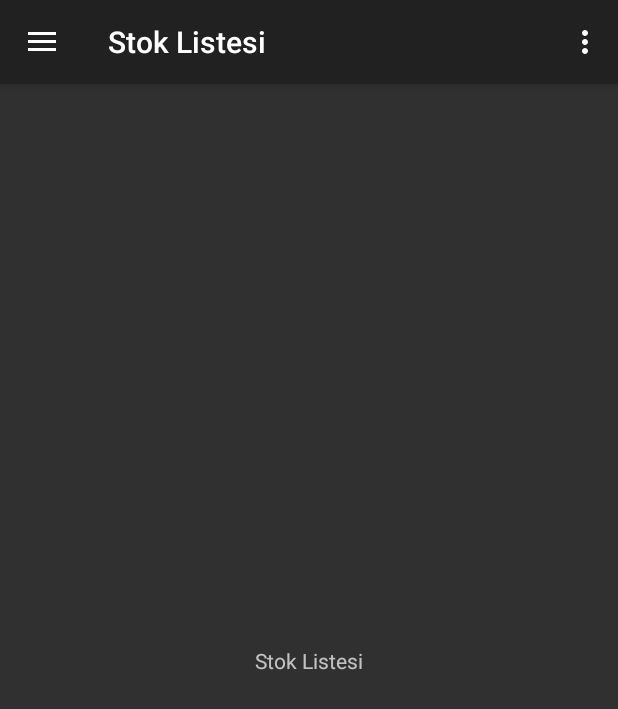
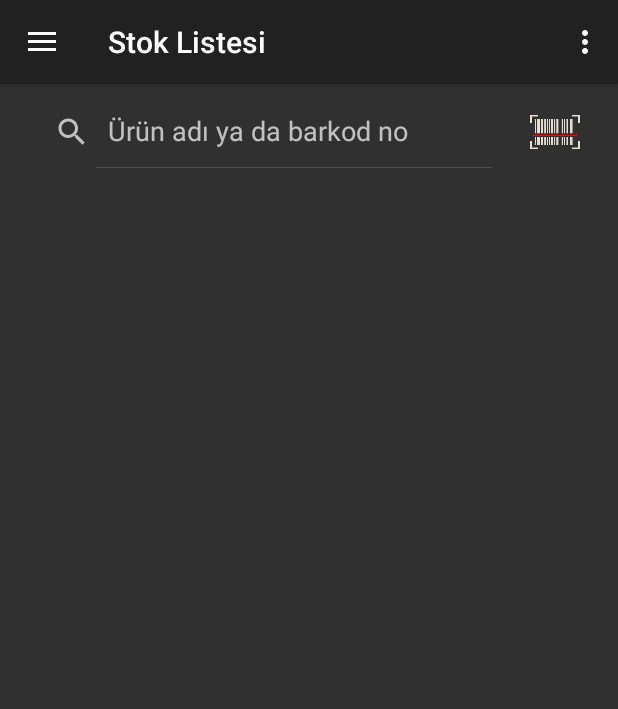
Before and after one commit to mertcansegmen/stoktakip, an Android app: the StokListesiFragment screen opened directly, with no data from a screen before it, on a phone screen of 412 x 824 dp. Shown: the top 709 px of the screen. Run offline under Robolectric (Android 15) with nearby library versions, the phone set to English and light mode, and no system bars.

Commit message:
Barkod okuyucu ve search view eklendi

```diff
--- a/app/build.gradle
+++ b/app/build.gradle
@@ -32,4 +32,5 @@ dependencies {
     //androidTestImplementation 'com.android.support.test.espresso:espresso-core:3.0.2'
     implementation 'com.android.support:support-v4:27.1.1'
     implementation 'com.android.support:design:27.1.1'
+    implementation 'com.google.android.gms:play-services-vision:17.0.2'
 }
--- a/app/src/main/AndroidManifest.xml
+++ b/app/src/main/AndroidManifest.xml
@@ -2,6 +2,7 @@
 <manifest xmlns:android="http://schemas.android.com/apk/res/android"
     package="com.example.mert.stoktakip">
 
+    <uses-permission android:name="android.permission.CAMERA" />
     <application
         android:allowBackup="true"
         android:icon="@mipmap/ic_launcher"
@@ -9,10 +10,11 @@
         android:roundIcon="@mipmap/ic_launcher_round"
         android:supportsRtl="true"
         android:theme="@style/Theme.AppCompat.NoActionBar">
+        <activity android:name=".BarkodOkuyucuActivity"></activity>
         <activity
             android:name=".AnasayfaActivity"
             android:label="@string/title_activity_anasayfa"
-            android:theme="@style/NoActionBar"></activity>
+            android:theme="@style/NoActionBar" />
         <activity android:name=".GirisActivity">
             <intent-filter>
                 <action android:name="android.intent.action.MAIN" />
--- a/app/src/main/java/com/example/mert/stoktakip/AnasayfaActivity.java
+++ b/app/src/main/java/com/example/mert/stoktakip/AnasayfaActivity.java
@@ -105,4 +105,6 @@ public class AnasayfaActivity extends AppCompatActivity
         drawer.closeDrawer(GravityCompat.START);
         return true;
     }
+
+
 }
--- a/app/src/main/java/com/example/mert/stoktakip/GirisActivity.java
+++ b/app/src/main/java/com/example/mert/stoktakip/GirisActivity.java
@@ -6,6 +6,7 @@ import android.os.Bundle;
 import android.view.View;
 import android.widget.Button;
 import android.widget.EditText;
+import android.widget.TextView;
 import android.widget.Toast;
 
 public class GirisActivity extends AppCompatActivity {
@@ -13,7 +14,7 @@ public class GirisActivity extends AppCompatActivity {
     EditText kadiTxt;
     EditText sifreTxt;
     Button girisYapBtn;
-    Button uyeOlBtn;
+    TextView uyeOlBtn;
 
     @Override
     protected void onCreate(Bundle savedInstanceState) {
--- a/app/src/main/java/com/example/mert/stoktakip/StokListesiFragment.java
+++ b/app/src/main/java/com/example/mert/stoktakip/StokListesiFragment.java
@@ -1,5 +1,6 @@
 package com.example.mert.stoktakip;
 
+import android.content.Intent;
 import android.os.Bundle;
 import android.support.annotation.NonNull;
 import android.support.annotation.Nullable;
@@ -7,12 +8,50 @@ import android.support.v4.app.Fragment;
 import android.view.LayoutInflater;
 import android.view.View;
 import android.view.ViewGroup;
+import android.widget.ImageButton;
+import android.widget.ImageView;
+import android.widget.SearchView;
+import android.widget.Toast;
+
+import com.google.android.gms.common.api.CommonStatusCodes;
+import com.google.android.gms.vision.barcode.Barcode;
 
 public class StokListesiFragment extends Fragment {
+
+    SearchView search;
+    ImageButton barcodeBtn;
 
     @Nullable
     @Override
     public View onCreateView(@NonNull LayoutInflater inflater, @Nullable ViewGroup container, @Nullable Bundle savedInstanceState) {
-        return inflater.inflate(R.layout.fragment_stoklistesi, container, false);
+        View v = inflater.inflate(R.layout.fragment_stoklistesi, container, false);
+        search = v.findViewById(R.id.search_view);
+        barcodeBtn = v.findViewById(R.id.btn_barcode);
+        barcodeBtn.setOnClickListener(e -> BarkodOkuyucuAc());
+        return v;
+    }
+
+    private void BarkodOkuyucuAc() {
+        Intent intent = new Intent(getActivity(), BarkodOkuyucuActivity.class);
+        startActivityForResult(intent, 0);
+
+    }
+
+    @Override
+    public void onActivityResult(int requestCode, int resultCode, Intent data) {
+        if(requestCode == 0){
+            if(resultCode == CommonStatusCodes.SUCCESS){
+                if(data != null){
+                    Barcode barcode = data.getParcelableExtra("barcode");
+                    Toast.makeText(getActivity(), "Barkod No: " + barcode.displayValue, Toast.LENGTH_LONG).show();
+                }
+                else{
+                    Toast.makeText(getActivity(), "Barkod okuma başarısız oldu.", Toast.LENGTH_LONG).show();
+                }
+            }
+        }
+        else{
+            super.onActivityResult(requestCode, resultCode, data);
+        }
     }
 }
--- a/app/src/main/res/layout/fragment_stoklistesi.xml
+++ b/app/src/main/res/layout/fragment_stoklistesi.xml
@@ -1,25 +1,53 @@
 <?xml version="1.0" encoding="utf-8"?>
-<android.support.constraint.ConstraintLayout
+<ScrollView
     xmlns:android="http://schemas.android.com/apk/res/android"
     xmlns:app="http://schemas.android.com/apk/res-auto"
     xmlns:tools="http://schemas.android.com/tools"
     android:layout_width="match_parent"
     android:layout_height="match_parent">
 
-    <TextView
-        android:id="@+id/textView2"
+    <android.support.constraint.ConstraintLayout
+        android:id="@+id/constraint"
+        android:layout_width="match_parent"
+        android:layout_height="wrap_content"
+        android:orientation="vertical">
+
+        <SearchView
+            android:id="@+id/search_view"
             android:layout_width="wrap_content"
             android:layout_height="wrap_content"
+            android:layout_margin="8dp"
+            android:layout_marginStart="16dp"
+            android:layout_marginLeft="16dp"
+            android:layout_marginTop="8dp"
+            android:layout_marginEnd="16dp"
+            android:layout_marginRight="16dp"
+            android:iconifiedByDefault="false"
+            android:queryHint="Ürün adı ya da barkod no"
+            app:layout_constraintBottom_toBottomOf="parent"
+            app:layout_constraintEnd_toStartOf="@+id/btn_barcode"
+            app:layout_constraintStart_toStartOf="parent"
+            app:layout_constraintTop_toTopOf="parent">
+
+        </SearchView>
+
+        <ImageButton
+            android:id="@+id/btn_barcode"
+            android:layout_width="36dp"
+            android:layout_height="48dp"
+            android:layout_margin="8dp"
             android:layout_marginStart="8dp"
             android:layout_marginLeft="8dp"
             android:layout_marginTop="8dp"
-        android:layout_marginEnd="8dp"
-        android:layout_marginRight="8dp"
-        android:layout_marginBottom="8dp"
-        android:text="Stok Listesi"
+            android:background="@android:color/transparent"
+            android:scaleType="centerInside"
             app:layout_constraintBottom_toBottomOf="parent"
-        app:layout_constraintEnd_toEndOf="parent"
+            app:layout_constraintEnd_toEndOf="@+id/constraint"
+            app:layout_constraintHorizontal_bias="0.955"
             app:layout_constraintStart_toStartOf="parent"
-        app:layout_constraintTop_toTopOf="parent" />
+            app:layout_constraintTop_toTopOf="parent"
+            app:layout_constraintVertical_bias="0.0"
+            app:srcCompat="@drawable/brwhitered" />
 
     </android.support.constraint.ConstraintLayout>
+</ScrollView>
```
Also changed, not shown: app/src/main/java/com/example/mert/stoktakip/BarkodOkuyucuActivity.java (added, +87 -0 lines), app/src/main/java/com/example/mert/stoktakip/UyeOlActivity.java (+0 -7 lines), app/src/main/res/layout/activity_barkod_okuyucu.xml (added, +17 -0 lines), app/src/main/res/layout/activity_giris.xml (+46 -30 lines), app/src/main/res/layout/activity_uye_ol.xml (+39 -32 lines), app/src/main/res/drawable/brwhite.png (added), app/src/main/res/drawable/brwhitered.png (added). Lines whose indentation alone changed are shown as unchanged.
